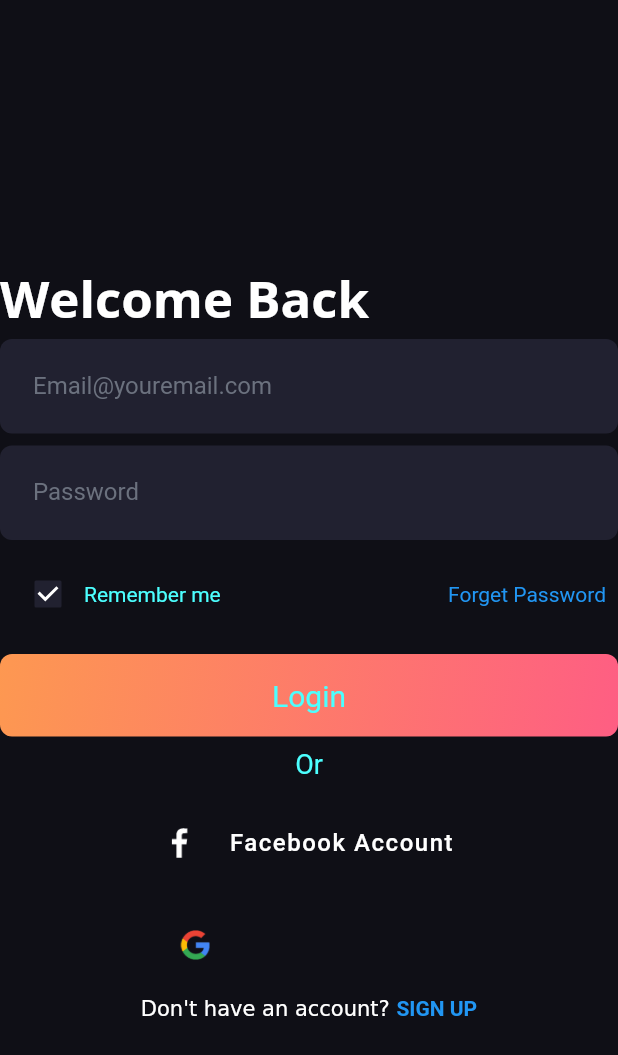
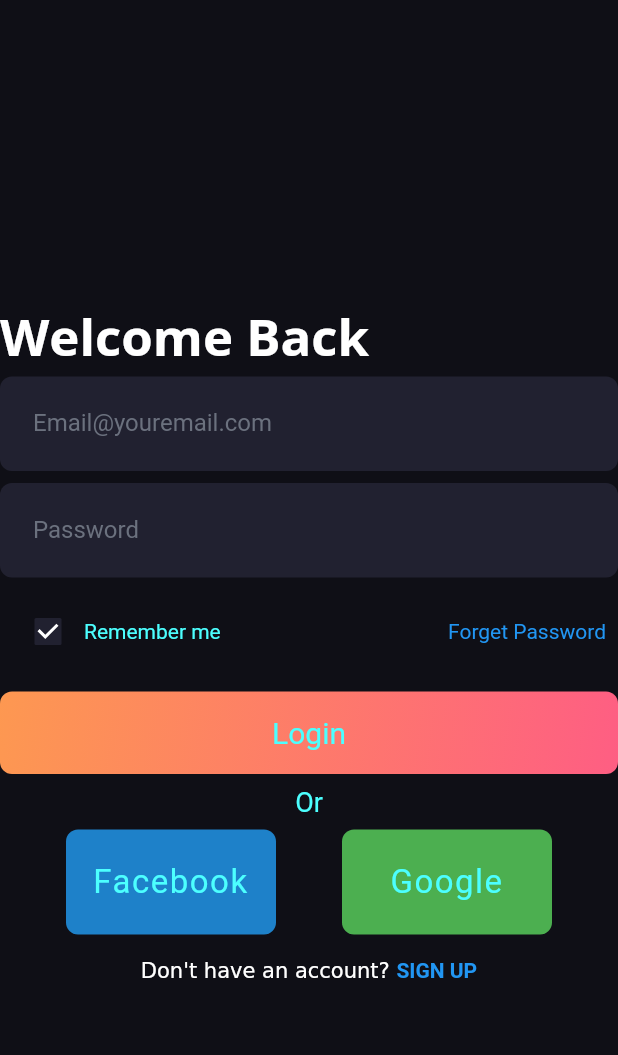
Before and after one commit to hassan-zafar/shifftie, a Flutter app: the screen it shows after launch, after a tap on "Login", on a phone screen of 412 x 824 dp. Shown: the top 1055 px of the screen. Run offline on Flutter 3.47's test engine with Material 2 defaults, Android fonts, the phone set to English and light mode, and no system bars; our stand-ins replace cached_network_image, fl_chart, flutter_bloc, flutter_phoenix, flutter_svg, google_fonts and 1 more; missing offline and left inert: animation_wrappers.

Commit message:
added alot of small changes

```diff
--- a/lib/Auth/Login/UI/login_page.dart
+++ b/lib/Auth/Login/UI/login_page.dart
@@ -1,5 +1,6 @@
 import 'package:flutter/material.dart';
 import 'package:shifftie/Auth/Registration/UI/register_page.dart';
+import 'package:shifftie/Auth/interests_page.dart';
 import 'package:shifftie/Auth/login_navigator.dart';
 import 'package:shifftie/Components/continue_button.dart';
 import 'package:shifftie/Components/custom_text_button.dart';
@@ -7,6 +8,8 @@ import 'package:shifftie/Components/entry_field.dart';
 import 'package:shifftie/Locale/locale.dart';
 import 'package:shifftie/Routes/routes.dart';
 import 'package:shifftie/Theme/colors.dart';
+
+import '../../pronoun_page.dart';
 
 class LoginPage extends StatelessWidget {
   const LoginPage({Key? key}) : super(key: key);
@@ -97,29 +100,49 @@ class _LoginBodyState extends State<LoginBody> {
             'Or',
             textAlign: TextAlign.center,
           ),
-          // const Spacer(),
-          CustomButton(
-            icon: Image.asset(
-              'assets/icons/ic_fb.png',
-              height: 20,
-            ),
-            text: '   ${AppLocalizations.of(context)!.facebookAccount}',
-            color: fbColor,
-            onPressed: () =>
-                Navigator.pushNamed(context, LoginRoutes.socialLogin),
+          Row(
+            mainAxisAlignment: MainAxisAlignment.spaceEvenly,
+            children: [
+              CustomTextButtonIntr(
+                  width: 140,
+                  text: 'Facebook',
+                  isGradient: false,
+                  color: const Color(0xff1E81C9),
+                  onTap: () {
+                    Navigator.pushNamed(context, PageRoutes.bottomNavigation);
+                  }),
+              CustomTextButtonIntr(
+                  text: 'Google',
+                  width: 140,
+                  color: Colors.green,
+                  isGradient: false,
+                  onTap: () {
+                    Navigator.pushNamed(context, PageRoutes.bottomNavigation);
+                  }),
+            ],
           ),
-          CustomButton(
-            icon: Image.asset(
-              'assets/icons/ic_ggl.png',
-              height: 20,
-            ),
-            text: '   ${AppLocalizations.of(context)!.googleAccount}',
-            color: secondaryColor,
-            textColor: darkColor,
-            onPressed: () =>
-                Navigator.pushNamed(context, LoginRoutes.socialLogin),
-          ),
-          //         const Spacer(),
+          // CustomButton(
+          //   icon: Image.asset(
+          //     'assets/icons/ic_fb.png',
+          //     height: 20,
+          //   ),
+          //   text: '   ${AppLocalizations.of(context)!.facebookAccount}',
+          //   color: fbColor,
+          //   onPressed: () =>
+          //       Navigator.pushNamed(context, LoginRoutes.socialLogin),
+          // ),
+          // CustomButton(
+          //   icon: Image.asset(
+          //     'assets/icons/ic_ggl.png',
+          //     height: 20,
+          //   ),
+          //   text: '   ${AppLocalizations.of(context)!.googleAccount}',
+          //   color: secondaryColor,
+          //   textColor: darkColor,
+          //   onPressed: () =>
+          //       Navigator.pushNamed(context, LoginRoutes.socialLogin),
+          // ),
+          // //         const Spacer(),
           Padding(
             padding: const EdgeInsets.all(8.0),
             child: InkWell(
--- a/lib/Auth/interests_page.dart
+++ b/lib/Auth/interests_page.dart
@@ -189,6 +189,7 @@ class CustomTextButtonIntr extends StatefulWidget {
       this.height,
       this.fontSize,
       this.width,
+      this.isInGridTile = false,
       this.color,
       Key? key})
       : super(key: key);
@@ -198,6 +199,7 @@ class CustomTextButtonIntr extends StatefulWidget {
   final double? height;
   final double? width;
   final double? fontSize;
+  bool isInGridTile;
   final Color? color;
   bool? isGradient = true;
   final VoidCallback onTap;
@@ -229,7 +231,26 @@ class _CustomTextButtonIntrState extends State<CustomTextButtonIntr> {
           borderRadius: BorderRadius.circular(Utilities.borderRadius),
         ),
         child: Center(
-          child: Text(
+          child: widget.isInGridTile
+              ? Row(
+                  mainAxisAlignment: MainAxisAlignment.spaceEvenly,
+                  children: [
+                    Text(
+                      widget.text,
+                      textAlign: TextAlign.center,
+                      style: TextStyle(
+                        color: lightTextColor,
+                        letterSpacing: 1,
+                        fontSize: widget.fontSize ?? 22,
+                      ),
+                    ),
+                    Icon(
+                      Icons.thumb_up,
+                      color: lightTextColor,
+                    )
+                  ],
+                )
+              : Text(
                   widget.text,
                   textAlign: TextAlign.center,
                   style: TextStyle(
--- a/lib/Screens/welcome.dart
+++ b/lib/Screens/welcome.dart
@@ -5,7 +5,7 @@ import 'package:shifftie/Auth/Login/UI/login_page.dart';
 import 'package:shifftie/Auth/Registration/UI/register_page.dart';
 import 'package:shifftie/Components/custom_text_button.dart';
 import 'package:shifftie/Theme/colors.dart';
-import 'package:shifftie/utilities/curstom_unicorn_button.dart';
+import 'package:shifftie/utilities/custom_unicorn_button.dart';
 import 'package:shifftie/utilities/utilities.dart';
 
 class WelcomescreenWidget extends StatelessWidget {
--- a/lib/Shifts/ShiftExpand/shift_details.dart
+++ b/lib/Shifts/ShiftExpand/shift_details.dart
@@ -6,7 +6,7 @@ import 'package:shifftie/Components/titleRow.dart';
 import 'package:shifftie/Locale/locale.dart';
 import 'package:shifftie/Shifts/donations_sheet.dart';
 import 'package:shifftie/Theme/colors.dart';
-import 'package:shifftie/utilities/curstom_unicorn_button.dart';
+import 'package:shifftie/utilities/custom_unicorn_button.dart';
 import 'package:shifftie/utilities/utilities.dart';
 
 class ShiftDetailsPage extends StatefulWidget {
--- a/lib/utilities/curstom_unicorn_button.dart
+++ b/lib/utilities/custom_unicorn_button.dart
@@ -75,7 +75,6 @@ class _GradientPainter extends CustomPainter {
 
   @override
   bool shouldRepaint(covariant CustomPainter oldDelegate) {
-    // TODO: implement shouldRepaint
     throw UnimplementedError();
   }
 }
@@ -86,6 +85,8 @@ class MyOutlinedButton extends StatelessWidget {
   final ButtonStyle? style;
   final Gradient? gradient;
   final double thickness;
+  final double? height;
+  final double? width;
 
   const MyOutlinedButton({
     Key? key,
@@ -93,6 +94,8 @@ class MyOutlinedButton extends StatelessWidget {
     required this.child,
     this.style,
     this.gradient,
+    this.width,
+    this.height,
     this.thickness = 2,
   }) : super(key: key);
 
@@ -103,8 +106,8 @@ class MyOutlinedButton extends StatelessWidget {
           gradient: gradient,
           borderRadius: BorderRadius.circular(Utilities.borderRadius)),
       child: Container(
-        height: 68,
-        width: 158,
+        height: height ?? 68,
+        width: width ?? 158,
         decoration: BoxDecoration(
             color: mainColor,
             borderRadius: BorderRadius.circular(Utilities.borderRadius)),
--- a/pubspec.yaml
+++ b/pubspec.yaml
@@ -42,7 +42,7 @@ dependencies:
   fl_chart:
   flutter_svg :
   cached_network_image:
-  animation:
+  flutter_staggered_grid_view:
   # The following adds the Cupertino Icons font to your application.
   # Use with the CupertinoIcons class for iOS style icons.
 
```
Also changed, not shown: lib/Components/tab_grid.dart (+114 -28 lines), pubspec.lock. Lines whose indentation alone changed are shown as unchanged.
